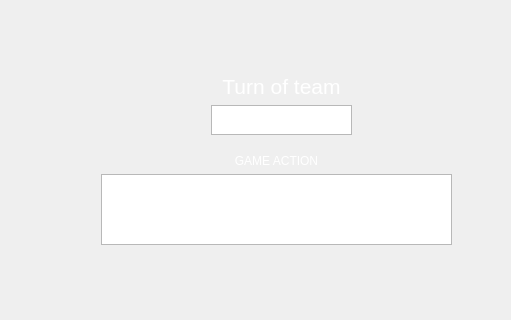
The window that Code/src/view/gui/MainWindow.ui (anastouda12/DiaballikGame) describes before a commit, drawn with Qt 5; both pictures show x 769 to 1280 and y 135 to 455 of the 1280 by 720 pixel window.
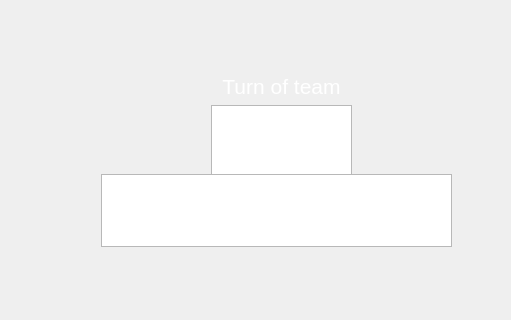
The same window after the commit. The open tabs and pages were chosen to show the change. Icons and pictures are not drawn.

Patch:
```diff
--- a/Code/src/view/gui/MainWindow.ui
+++ b/Code/src/view/gui/MainWindow.ui
@@ -255,7 +255,7 @@
         <x>980</x>
         <y>190</y>
         <width>141</width>
-        <height>61</height>
+        <height>105</height>
        </rect>
       </property>
       <layout class="QVBoxLayout" name="verticalLayout_4">
@@ -392,7 +392,7 @@
         <x>870</x>
         <y>270</y>
         <width>351</width>
-        <height>91</height>
+        <height>93</height>
        </rect>
       </property>
       <layout class="QVBoxLayout" name="verticalLayout_2">
```
Left out of the diff: 21 changed lines with no effect on the pictures.
